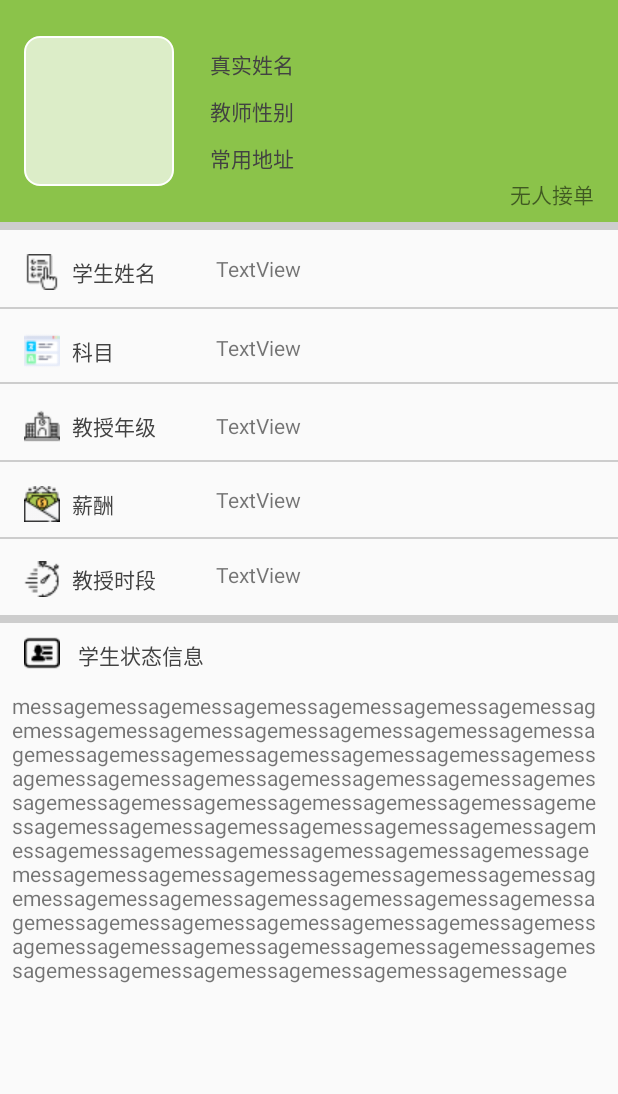
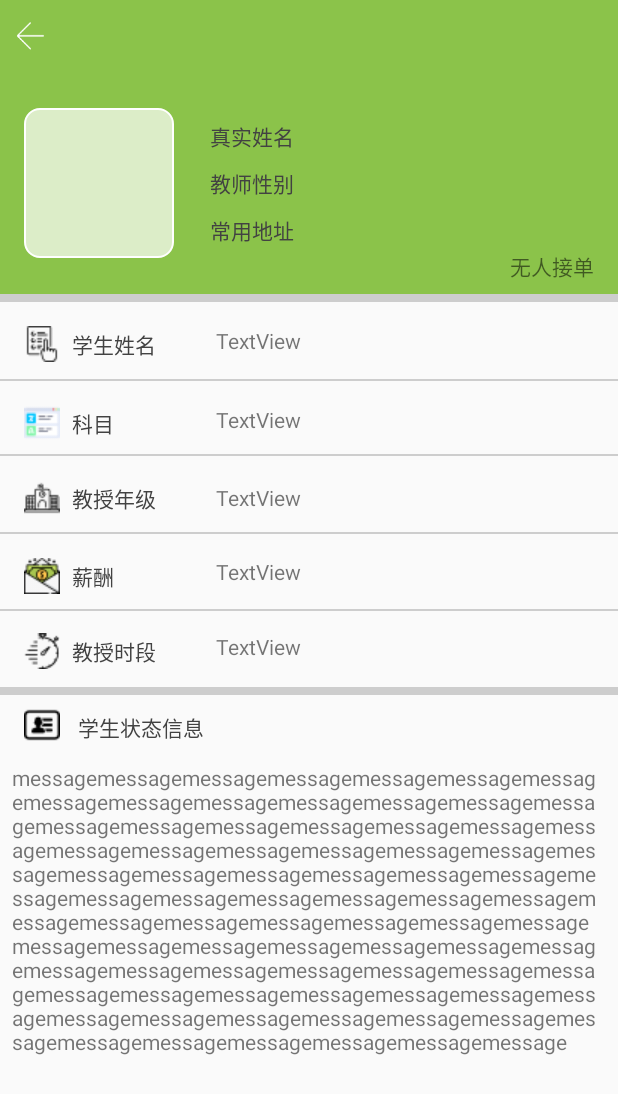
Before and after one commit to jmFang/TutorialApp, an Android app: the OrderDetailActivity screen opened directly, with no data from a screen before it, on a phone screen of 412 x 824 dp. Shown: the top 1094 px of the screen. Run offline under Robolectric (Android 15) with nearby library versions, the phone set to English and light mode, and no system bars; our stand-ins replace ButterKnife, EventBus; libraries missing offline, so code that uses them is left out: cn.bmob.v3, com.orhanobut.logger; 9 statements that could not run were skipped.

```diff
--- a/app/src/main/java/com/example/jiamoufang/tutorialapp/model/UserModel.java
+++ b/app/src/main/java/com/example/jiamoufang/tutorialapp/model/UserModel.java
@@ -145,7 +145,7 @@ public class UserModel extends BaseModel {
             e.printStackTrace();
         }
 
-        query.addWhereEqualTo("username", username);
+        query.addWhereContains("username", username);
         query.setLimit(limit);
         /*按注册时间先后排序*/
         query.order("-createdAt");
--- a/app/src/main/java/com/example/jiamoufang/tutorialapp/ui/activities/OrderDetailActivity.java
+++ b/app/src/main/java/com/example/jiamoufang/tutorialapp/ui/activities/OrderDetailActivity.java
@@ -7,8 +7,9 @@ import android.widget.TextView;
 import com.example.jiamoufang.tutorialapp.R;
 import com.example.jiamoufang.tutorialapp.model.bean.Order;
 import com.example.jiamoufang.tutorialapp.model.bean.User;
+import com.example.jiamoufang.tutorialapp.ui.base.ParentWithNaviActivity;
 
-public class OrderDetailActivity extends AppCompatActivity {
+public class OrderDetailActivity extends ParentWithNaviActivity {
 
     private TextView teacher_name_text, teacher_gender_text, teacher_address_text,
             order_home_or_out_text, order_number_text, order_subject_text,
@@ -21,7 +22,13 @@ public class OrderDetailActivity extends AppCompatActivity {
     protected void onCreate(Bundle savedInstanceState) {
         super.onCreate(savedInstanceState);
         setContentView(R.layout.activity_order_detail);
+        initNaviView();
         setUp();
+    }
+
+    @Override
+    protected String title() {
+        return null;
     }
 
     private void setUp() {
--- a/app/src/main/java/com/example/jiamoufang/tutorialapp/ui/base/ParentWithNaviActivity.java
+++ b/app/src/main/java/com/example/jiamoufang/tutorialapp/ui/base/ParentWithNaviActivity.java
@@ -5,6 +5,8 @@ import android.content.Intent;
 import android.graphics.drawable.BitmapDrawable;
 import android.graphics.drawable.Drawable;
 import android.os.Bundle;
+import android.support.annotation.Nullable;
+import android.util.Log;
 import android.view.View;
 import android.view.textservice.TextInfo;
 import android.widget.ImageView;
@@ -12,6 +14,7 @@ import android.widget.TextView;
 
 import com.example.jiamoufang.tutorialapp.R;
 import com.example.jiamoufang.tutorialapp.model.bean.User;
+import com.example.jiamoufang.tutorialapp.utils.ActivityCollector;
 
 import cn.bmob.v3.BmobUser;
 import cn.bmob.v3.socketio.callback.StringCallback;
@@ -24,9 +27,17 @@ import cn.bmob.v3.socketio.callback.StringCallback;
  */
 
 public abstract class ParentWithNaviActivity extends BaseActivity {
+
+    @Override
+    protected void onCreate(@Nullable Bundle savedInstanceState) {
+        super.onCreate(savedInstanceState);
+        Log.d("ParentWithNaviActivity", getClass().getSimpleName());
+        ActivityCollector.getInstance().addActivity(this);
+    }
+
     /*
-    * 接口封装
-    * */
+        * 接口封装
+        * */
     public interface ToolBarListener {
         void clickLeft();
         void clickRight();
--- a/app/src/main/java/com/example/jiamoufang/tutorialapp/ui/fragment/ConversationFragment.java
+++ b/app/src/main/java/com/example/jiamoufang/tutorialapp/ui/fragment/ConversationFragment.java
@@ -59,7 +59,7 @@ public class ConversationFragment extends ParentWithNaviFragment {
     * */
     @Override
     protected String title() {
-        return "会话";
+        return null;
     }
     /*
     * 只需要添加right控件，right控件的点击事件是
--- a/app/src/main/java/com/example/jiamoufang/tutorialapp/ui/fragment/MySettingsFragment.java
+++ b/app/src/main/java/com/example/jiamoufang/tutorialapp/ui/fragment/MySettingsFragment.java
@@ -128,7 +128,7 @@ public class MySettingsFragment  extends ParentWithNaviFragment{
     * */
     @Override
     protected String title() {
-        return "我的";
+        return null;
     }
 
     /*
--- a/app/src/main/java/com/example/jiamoufang/tutorialapp/ui/fragment/ShareFragment.java
+++ b/app/src/main/java/com/example/jiamoufang/tutorialapp/ui/fragment/ShareFragment.java
@@ -131,7 +131,7 @@ public class ShareFragment extends ParentWithNaviFragment implements ShowPostVie
 
     @Override
     protected String title() {
-        return "学圈";
+        return null;
     }
 
     @Override
--- a/app/src/main/res/layout/activity_order_detail.xml
+++ b/app/src/main/res/layout/activity_order_detail.xml
@@ -7,6 +7,16 @@
     tools:context="com.example.jiamoufang.tutorialapp.ui.activities.OrderActivity"
     tools:layout_editor_absoluteY="25dp">
 
+    <LinearLayout
+        android:layout_width="0dp"
+        android:id="@+id/navi"
+        app:layout_constraintStart_toStartOf="parent"
+        app:layout_constraintEnd_toEndOf="parent"
+        app:layout_constraintTop_toTopOf="parent"
+        android:layout_height="wrap_content">
+        <include layout="@layout/include_navi"/>
+    </LinearLayout>
+
     <android.support.constraint.ConstraintLayout
         android:id="@+id/b"
         android:layout_width="0dp"
@@ -14,7 +24,7 @@
         android:background="@color/color_bottom_text_press"
         app:layout_constraintEnd_toEndOf="parent"
         app:layout_constraintStart_toStartOf="parent"
-        app:layout_constraintTop_toTopOf="parent">
+        app:layout_constraintTop_toBottomOf="@+id/navi">
 
         <ImageView
             android:id="@+id/order_pic"
```
Also changed, not shown: app/src/main/java/com/example/jiamoufang/tutorialapp/ui/activities/MainActivity.java (+22 -0 lines), app/src/main/java/com/example/jiamoufang/tutorialapp/ui/activities/PostDetailsActivity.java (+7 -8 lines), app/src/main/java/com/example/jiamoufang/tutorialapp/ui/activities/PublishPostActivity.java (+8 -8 lines), app/src/main/java/com/example/jiamoufang/tutorialapp/ui/activities/QueryTeacherBySubjectActivity.java (+8 -1 lines), app/src/main/java/com/example/jiamoufang/tutorialapp/utils/ActivityCollector.java (added, +65 -0 lines), app/src/main/res/drawable/circle2.xml (+4 -4 lines), app/src/main/res/layout/activity_main.xml (+9 -2 lines), app/src/main/res/layout/activity_post_details.xml (+5 -4 lines), app/src/main/res/layout/activity_publish_post.xml (+3 -7 lines), app/src/main/res/layout/activity_query_teacher_by_subject.xml (+10 -0 lines).
